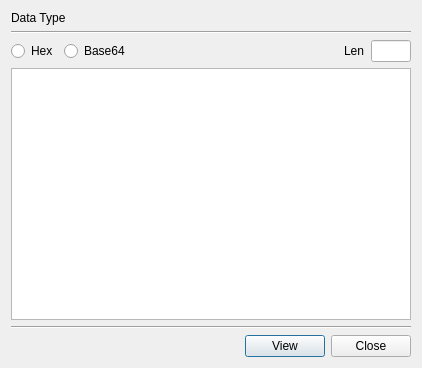
The window that BerEditor/insert_data_dlg.ui (jykim74/BerEditor) describes before a commit, drawn with Qt 5.
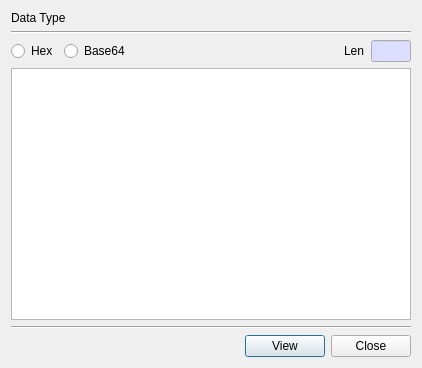
The same window after the commit.

Commit message: Read Only UI 색 지정

Patch:
```diff
--- a/BerEditor/insert_data_dlg.ui
+++ b/BerEditor/insert_data_dlg.ui
@@ -98,6 +98,43 @@
          <height>16777215</height>
         </size>
        </property>
+       <property name="palette">
+        <palette>
+         <active>
+          <colorrole role="Base">
+           <brush brushstyle="SolidPattern">
+            <color alpha="255">
+             <red>221</red>
+             <green>221</green>
+             <blue>255</blue>
+            </color>
+           </brush>
+          </colorrole>
+         </active>
+         <inactive>
+          <colorrole role="Base">
+           <brush brushstyle="SolidPattern">
+            <color alpha="255">
+             <red>221</red>
+             <green>221</green>
+             <blue>255</blue>
+            </color>
+           </brush>
+          </colorrole>
+         </inactive>
+         <disabled>
+          <colorrole role="Base">
+           <brush brushstyle="SolidPattern">
+            <color alpha="255">
+             <red>240</red>
+             <green>240</green>
+             <blue>240</blue>
+            </color>
+           </brush>
+          </colorrole>
+         </disabled>
+        </palette>
+       </property>
        <property name="readOnly">
         <bool>true</bool>
        </property>
```
The commit also changes 6 other files.
